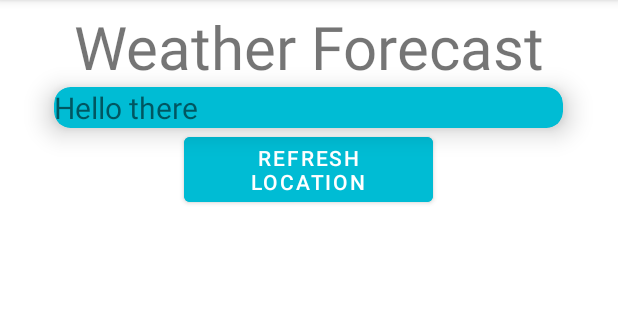
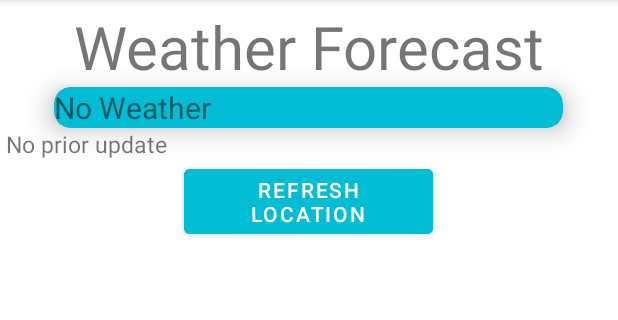
Before and after one commit to muhdjabir/OpenWeathermap-Forecast-, an Android app: the screen it shows after launch (MainActivity), after a tap on "REFRESH LOCATION", on a phone screen of 412 x 824 dp, the part 84-404 px from its top. Run offline under Robolectric (Android 15) with nearby library versions, the phone set to English and light mode, and no system bars; our stand-ins replace Volley; network calls fail.

```diff
--- a/app/src/main/java/com/example/openweathermap/MainActivity.java
+++ b/app/src/main/java/com/example/openweathermap/MainActivity.java
@@ -2,8 +2,12 @@ package com.example.openweathermap;
 
 import android.annotation.TargetApi;
 import android.app.AlertDialog;
+import android.content.Context;
 import android.content.DialogInterface;
+import android.content.SharedPreferences;
 import android.content.pm.PackageManager;
+import android.net.ConnectivityManager;
+import android.net.NetworkInfo;
 import android.os.Build;
 import androidx.appcompat.app.AppCompatActivity;
 import android.os.Bundle;
@@ -14,6 +18,8 @@ import android.widget.TextView;
 import android.widget.Toast;
 
 import java.text.DecimalFormat;
+import java.text.SimpleDateFormat;
+import java.util.Date;
 import java.util.ArrayList;
 import static android.Manifest.permission.ACCESS_COARSE_LOCATION;
 import static android.Manifest.permission.ACCESS_FINE_LOCATION;
@@ -41,6 +47,7 @@ public class MainActivity extends AppCompatActivity {
     private final static int ALL_PERMISSIONS_RESULT = 101;
     private static TextView locationText;
     private static TextView currentLocation;
+    private static TextView timeStamp;
     private static Button refreshButton;
     LocationTrack locationTrack;
     DecimalFormat df = new DecimalFormat("#.##");
@@ -59,14 +66,22 @@ public class MainActivity extends AppCompatActivity {
             if (permissionsToRequest.size() > 0)
                 requestPermissions((String[]) permissionsToRequest.toArray(new String[permissionsToRequest.size()]), ALL_PERMISSIONS_RESULT);
         }
+        SharedPreferences pref = getPreferences(MODE_PRIVATE);
+        String lastUpdate = pref.getString("timeStamp", "No prior update");
+        String lastWeather = pref.getString("weatherStamp", "No Weather");
+        String lastLocation = pref.getString("locationStamp", "Weather Forecast");
         locationText = findViewById(R.id.LocationText);
         refreshButton = findViewById(R.id.RefreshButton);
         currentLocation = findViewById(R.id.CurrentLocation);
+        timeStamp = findViewById(R.id.TimeStamp);
+        timeStamp.setText(lastUpdate);
+        currentLocation.setText(lastLocation);
+        locationText.setText(lastWeather);
     }
 
     public void refreshWeatherDetails(View vew) {
         locationTrack = new LocationTrack(MainActivity.this);
-        if (locationTrack.canGetLocation()) {
+        if (locationTrack.canGetLocation() && isConnected()) {
             double longitude = locationTrack.getLongitude();
             double latitude = locationTrack.getLatitude();
             String tempUrl = "";
@@ -101,11 +116,14 @@ public class MainActivity extends AppCompatActivity {
                                         + "\n Feels Like: " + df.format(feelsLike) + " °C"
                                         + "\n Humidity: " + humidity + "%"
                                         + "\n Description: " + description
-                                        + "\n Wind Speed: " + wind + "m/s (meters per second)"
+                                        + "\n Wind Speed: " + wind + "m/s"
                                         + "\n Cloudiness: " + clouds + "%"
                                         + "\n Pressure: " + pressure + " hPa";
                                 locationText.setText(output);
                                 currentLocation.setText(cityName + " (" + countryName + ")");
+                                SimpleDateFormat sdf = new SimpleDateFormat("hh:mm:ss a dd MM yyyy");
+                                String currentDateandTime = sdf.format(new Date());
+                                timeStamp.setText(String.format("Last updated at: %s", currentDateandTime));
                             } catch (JSONException e) {
                                 e.printStackTrace();
                             }
@@ -119,9 +137,25 @@ public class MainActivity extends AppCompatActivity {
             RequestQueue requestQueue = Volley.newRequestQueue(getApplicationContext());
             requestQueue.add(stringRequest);
             //Toast.makeText(getApplicationContext(), "Longitude:" + Double.toString(longitude) + "\nLatitude:" + Double.toString(latitude), Toast.LENGTH_SHORT).show();
-        } else {
+        } else if (!isConnected()) {
+            Toast.makeText(getApplicationContext(), "No Wifi Connection", Toast.LENGTH_SHORT).show();
+        } else  {
             locationTrack.showSettingsAlert();
         }
+    }
+
+    // Check for internet connection
+    public boolean isConnected() {
+        boolean connected = false;
+        try {
+            ConnectivityManager cm = (ConnectivityManager) getApplicationContext().getSystemService(Context.CONNECTIVITY_SERVICE);
+            NetworkInfo nInfo = cm.getActiveNetworkInfo();
+            connected = nInfo != null && nInfo.isAvailable() && nInfo.isConnected();
+            return connected;
+         } catch (Exception e) {
+            Log.e("Connectivty Exception", e.getMessage());
+        }
+        return connected;
     }
 
     private ArrayList findUnAskedPermissions(ArrayList wanted) {
@@ -201,4 +235,31 @@ public class MainActivity extends AppCompatActivity {
         super.onDestroy();
         locationTrack.stopListener();
     }
+
+    @Override
+    protected void onPause() {
+        super.onPause();
+        SharedPreferences pref = getPreferences(MODE_PRIVATE);
+        SharedPreferences.Editor editor = pref.edit();
+        String lastUpdated = timeStamp.getText().toString();
+        String lastLocation = currentLocation.getText().toString();
+        String lastWeather = locationText.getText().toString();
+        editor.putString("timeStamp", lastUpdated);
+        editor.putString("locationStamp", lastLocation);
+        editor.putString("weatherStamp", lastWeather);
+        editor.apply();
+    }
+    /*
+    @Override
+    public void onSaveInstanceState(Bundle savedInstanceState) {
+        super.onSaveInstanceState(savedInstanceState);
+        savedInstanceState.putString("currentLocation", currentLocation.getText().toString());
+        savedInstanceState.putString("currentWeather", locationText.getText().toString());
+        savedInstanceState.putString("lastUpdated", timeStamp.getText().toString());
+    }
+
+    @Override
+    public void onRestoreInstanceState(Bundle savedInstanceState) {
+        super.onRestoreInstanceState(savedInstanceState){
+    }*/
 }
--- a/app/src/main/res/layout/activity_main.xml
+++ b/app/src/main/res/layout/activity_main.xml
@@ -30,17 +30,23 @@
             android:layout_width="wrap_content"
             android:layout_height="wrap_content"
             android:text="Hello there"
-            android:textSize="20sp"
-            />
+            android:textSize="20sp" />
     </androidx.cardview.widget.CardView>
+
+    <TextView
+        android:id="@+id/TimeStamp"
+        android:layout_width="wrap_content"
+        android:layout_height="wrap_content"
+        android:text="Last updated at:"
+        android:textSize="15sp" />
 
     <Button
         android:id="@+id/RefreshButton"
         android:layout_width="166dp"
         android:layout_height="wrap_content"
         android:layout_gravity="center"
+        android:backgroundTint="#00BCD4"
         android:onClick="refreshWeatherDetails"
-        android:backgroundTint="#00BCD4"
         android:text="Refresh Location" />
 
 </LinearLayout>
```
